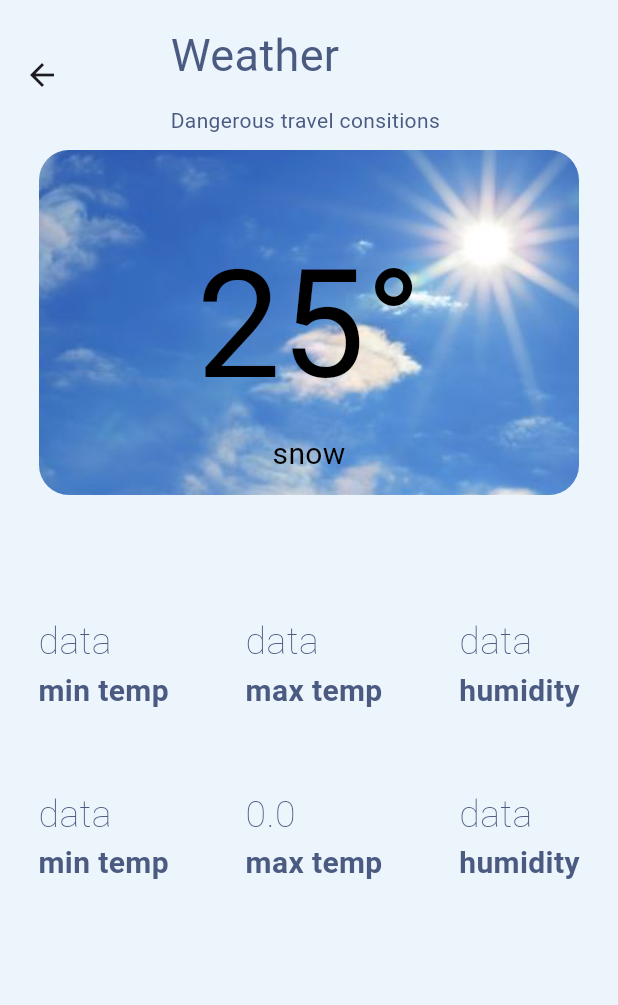
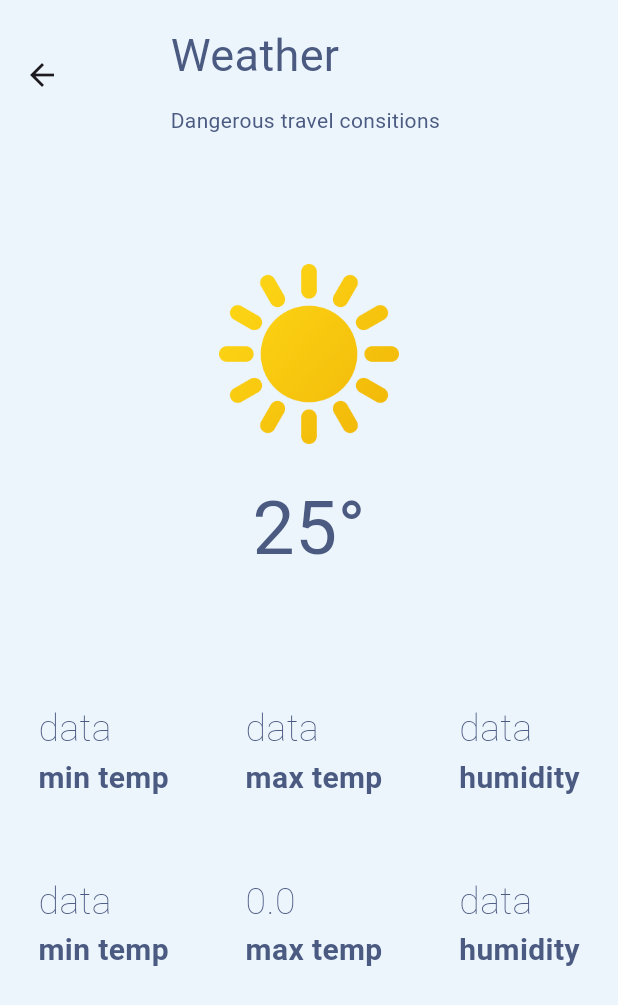
Before and after one commit to mokraneimed/gdg_school, a Flutter app: the SecondRoute screen opened directly with empty values, on a phone screen of 412 x 824 dp. Shown: the top 1005 px of the screen. Run offline on Flutter 3.47's test engine with Material 3 defaults, Android fonts, the phone set to English and light mode, and no system bars; Roboto replaces fonts that are missing (Schyler).

Commit message:
change the image in 2nd page

```diff
--- a/lib/main.dart
+++ b/lib/main.dart
@@ -100,6 +100,7 @@ class _HomeState extends State<Home> {
                                         NullMessage = 'enter a city!';
                                       } else {
                                         getData();
+                                        Navigator.pop(context);
                                       }
                                     },
                                     child: const Text('Add city')),
--- a/lib/secondrouter.dart
+++ b/lib/secondrouter.dart
@@ -60,47 +60,75 @@ class SecondRoute extends StatelessWidget {
           //   },
           //   child: Text('hello'),
           // ),
-          Container(
-            height: 230,
-            width: 360,
-            decoration: BoxDecoration(
-              borderRadius: BorderRadius.circular(20),
-              image: DecorationImage(
-                  image: AssetImage("assets/sunny.jpg"), fit: BoxFit.cover),
+          // Container(
+          //   height: 230,
+          //   width: 360,
+          //   decoration: BoxDecoration(
+          //     borderRadius: BorderRadius.circular(20),
+          //     image: DecorationImage(
+          //         image: AssetImage("assets/sunny.jpg"), fit: BoxFit.cover),
+          //   ),
+          //   child: Padding(
+          //       padding: EdgeInsets.only(top: 5),
+          //       child: Center(
+          //         child: Column(
+          //           children: [
+          //             Text(
+          //               cityName,
+          //               style: TextStyle(
+          //                 fontSize: 25,
+          //                 color: Colors.white,
+          //                 fontFamily: 'Schyler',
+          //               ),
+          //             ),
+          //             const SizedBox(
+          //               height: 4,
+          //             ),
+          //             Text(
+          //               '25°',
+          //               style: TextStyle(
+          //                   fontSize: 100,
+          //                   fontFamily: 'Schyler',
+          //                   color: Colors.black),
+          //             ),
+          //             Text(
+          //               'snow',
+          //               style: TextStyle(
+          //                   fontSize: 20,
+          //                   fontFamily: 'Schyler',
+          //                   color: Colors.black),
+          //             )
+          //           ],
+          //         ),
+          //       )),
+          // ),
+          const SizedBox(
+            height: 20,
           ),
-            child: Padding(
-                padding: EdgeInsets.only(top: 5),
-                child: Center(
-                  child: Column(
-                    children: [
           Text(
             cityName,
-                        style: TextStyle(
+            style: const TextStyle(
               fontSize: 25,
-                          color: Colors.white,
+              color: Colors.black,
               fontFamily: 'Schyler',
             ),
           ),
           const SizedBox(
-                        height: 4,
+            height: 20,
           ),
-                      Text(
+          Image.asset(
+            "assets/sun.png",
+            height: 120,
+          ),
+          const SizedBox(
+            height: 20,
+          ),
+          const Text(
             '25°',
             style: TextStyle(
-                            fontSize: 100,
+                fontSize: 50,
                 fontFamily: 'Schyler',
-                            color: Colors.black),
-                      ),
-                      Text(
-                        'snow',
-                        style: TextStyle(
-                            fontSize: 20,
-                            fontFamily: 'Schyler',
-                            color: Colors.black),
-                      )
-                    ],
-                  ),
-                )),
+                color: Color.fromRGBO(74, 90, 129, 10)),
           ),
           const SizedBox(
             height: 80,
--- a/pubspec.yaml
+++ b/pubspec.yaml
@@ -62,6 +62,7 @@ flutter:
 
   assets:
     - assets/sunny.jpg
+    - assets/sun.png
 
   # To add assets to your application, add an assets section, like this:
   # assets:
```
Also changed, not shown: assets/sun.png (added). Lines whose indentation alone changed are shown as unchanged.
